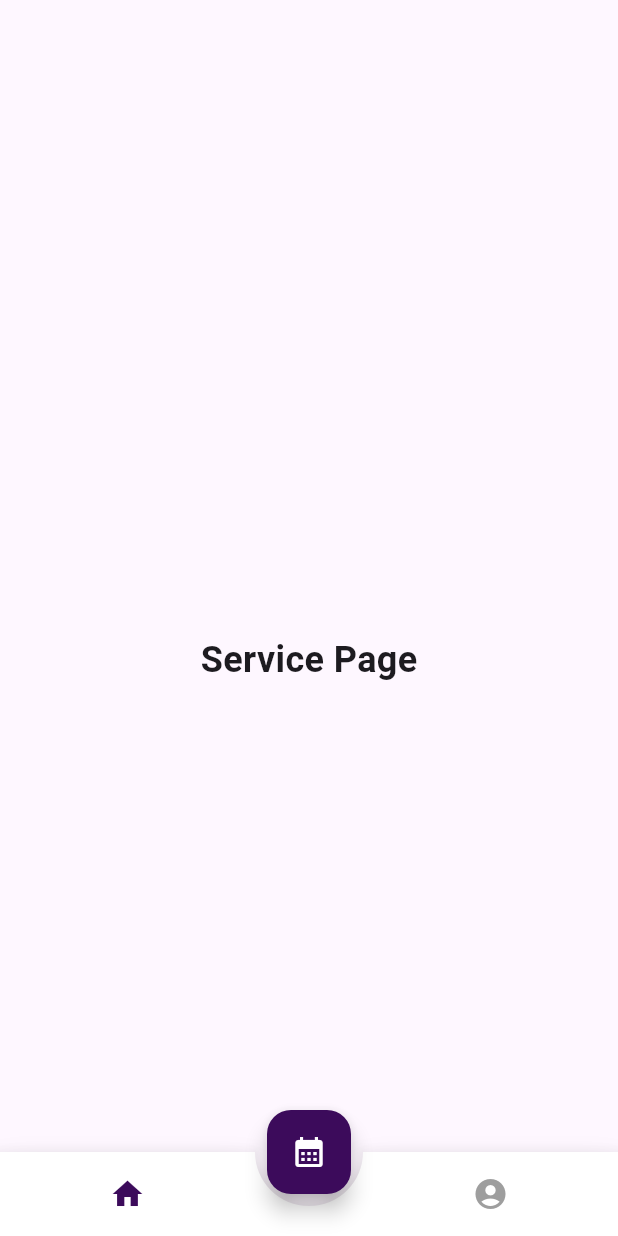
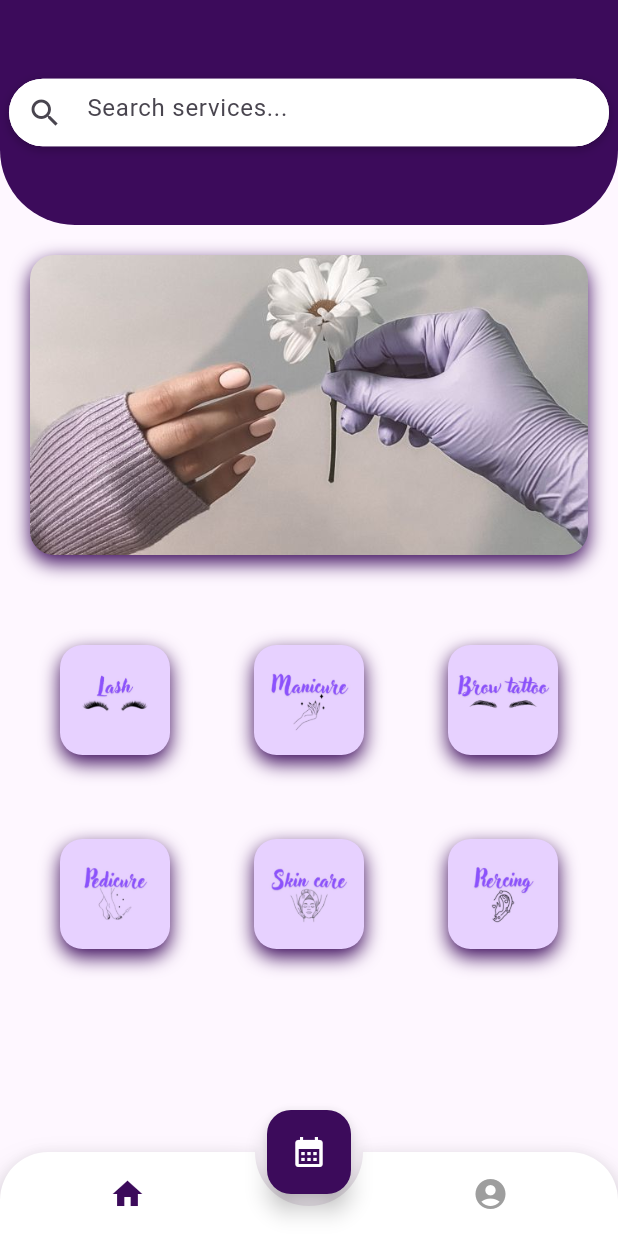
Before and after one commit to xbayarsukh/Picktimee, a Flutter app: the screen it shows after launch, on a phone screen of 412 x 824 dp. Run offline on Flutter 3.47's test engine with Material 3 defaults, Android fonts, the phone set to English and light mode, and no system bars; drawn by our look-alikes of animated_bottom_navigation_bar; our stand-ins replace image_picker.

Commit message:
home yr ni bolson

```diff
--- a/application_frontend/lib/bottom_bar.dart
+++ b/application_frontend/lib/bottom_bar.dart
@@ -11,7 +11,7 @@ class MyApp extends StatelessWidget {
   Widget build(BuildContext context) {
     return MaterialApp(
       debugShowCheckedModeBanner: false,
-      // home: MyHomePage(title: 'Animated Navigation Bottom Bar'),
+      home: MyHomePage(title: 'Animated Navigation Bottom Bar'),
     );
   }
 }
@@ -41,7 +41,6 @@ class _MyHomePageState extends State<MyHomePage> {
   @override
   Widget build(BuildContext context) {
     return Scaffold(
-      appBar: AppBar(title: Text(widget.title)),
       body: _pages[_bottomNavIndex], // Change body based on selected index
       floatingActionButton: FloatingActionButton(
         onPressed: () {
@@ -63,12 +62,18 @@ class _MyHomePageState extends State<MyHomePage> {
         tabBuilder: (int index, bool isActive) {
           final color =
               isActive ? Color.fromARGB(255, 60, 11, 91) : Colors.grey;
-          return Icon(iconList[index], color: color);
+          return Icon(
+            iconList[index],
+            size: 24,
+            color: color,
+          );
         },
         activeIndex: _bottomNavIndex,
+        gapLocation: GapLocation.center,
+        notchSmoothness: NotchSmoothness.verySmoothEdge,
+        leftCornerRadius: 32,
+        rightCornerRadius: 32,
         onTap: (index) => setState(() => _bottomNavIndex = index),
-        gapLocation: GapLocation.center,
-        notchSmoothness: NotchSmoothness.softEdge,
       ),
     );
   }
--- a/application_frontend/lib/edit_profile.dart
+++ b/application_frontend/lib/edit_profile.dart
@@ -83,8 +83,8 @@ class _EditProfilePageState extends State<EditProfilePage> {
                 onPressed: () {
                   if (_formKey.currentState?.validate() ?? false) {
                     // Submit form data
-                    String name = _nameController.text;
-                    String email = _emailController.text;
+                    // String name = _nameController.text;
+                    // String email = _emailController.text;
                     // Perform save operation, such as updating the database or API call
                     ScaffoldMessenger.of(context).showSnackBar(
                       SnackBar(content: Text('Profile updated')),
--- a/application_frontend/lib/profile.dart
+++ b/application_frontend/lib/profile.dart
@@ -13,8 +13,8 @@ class ProfilePage extends StatelessWidget {
           children: [
             CircleAvatar(
               radius: 50,
-              backgroundImage: AssetImage(
-                  'assets/images/profile.jpg'), // Add your image here
+              backgroundImage:
+                  AssetImage('assets/images/1.jpg'), // Add your image here
             ),
             SizedBox(height: 16),
             Text(
--- a/application_frontend/lib/service.dart
+++ b/application_frontend/lib/service.dart
@@ -1,15 +1,164 @@
+import 'dart:async';
 import 'package:flutter/material.dart';
 
-class ServicePage extends StatelessWidget {
+class ServicePage extends StatefulWidget {
+  @override
+  _ServicePageState createState() => _ServicePageState();
+}
+
+class _ServicePageState extends State<ServicePage> {
+  final List<String> sliderImages = [
+    'assets/images/1.jpg',
+    'assets/images/2.jpg',
+    'assets/images/3.jpg',
+  ];
+
+  final List<String> serviceImages = [
+    'assets/images/lash.jpg',
+    'assets/images/manicure.jpg',
+    'assets/images/brow.jpg',
+    'assets/images/pedicure.jpg',
+    'assets/images/skincare.jpg',
+    'assets/images/piercing.jpg',
+  ];
+
+  int _currentIndex = 0;
+  late Timer _timer;
+  TextEditingController _searchController = TextEditingController();
+
+  @override
+  void initState() {
+    super.initState();
+    _startAutoSlide();
+  }
+
+  void _startAutoSlide() {
+    _timer = Timer.periodic(Duration(seconds: 3), (timer) {
+      setState(() {
+        _currentIndex = (_currentIndex + 1) % sliderImages.length;
+      });
+    });
+  }
+
+  @override
+  void dispose() {
+    _timer.cancel();
+    _searchController.dispose();
+    super.dispose();
+  }
+
   @override
   Widget build(BuildContext context) {
     return Scaffold(
-      appBar: AppBar(),
-      body: Center(
-        child: Text(
-          "Service Page",
-          style: TextStyle(fontSize: 24, fontWeight: FontWeight.bold),
-        ),
+      body: Column(
+        children: [
+          Container(
+            height: 150,
+            decoration: BoxDecoration(
+              color: Color.fromARGB(255, 60, 11, 91),
+              borderRadius: BorderRadius.only(
+                bottomLeft: Radius.circular(50),
+                bottomRight: Radius.circular(50),
+              ),
+            ),
+            child: Column(
+              mainAxisAlignment: MainAxisAlignment.center,
+              children: [
+                Padding(
+                  padding: EdgeInsets.all(5),
+                  child: Align(
+                    alignment: Alignment.center,
+                    child: Container(
+                      width: 400,
+                      height: 45,
+                      decoration: BoxDecoration(
+                        color: Colors.white,
+                        borderRadius: BorderRadius.circular(50),
+                        boxShadow: [
+                          BoxShadow(
+                            color: Colors.black26,
+                            blurRadius: 5,
+                            offset: Offset(0, 2),
+                          ),
+                        ],
+                      ),
+                      child: TextField(
+                        controller: _searchController,
+                        decoration: InputDecoration(
+                          hintText: "Search services...",
+                          prefixIcon: Icon(Icons.search),
+                          border: OutlineInputBorder(
+                            borderRadius: BorderRadius.circular(50),
+                            borderSide: BorderSide.none,
+                          ),
+                          filled: true,
+                          fillColor: Colors.white,
+                        ),
+                      ),
+                    ),
+                  ),
+                ),
+              ],
+            ),
+          ),
+          Container(
+            margin: EdgeInsets.all(20),
+            width: double.infinity,
+            height: 200,
+            decoration: BoxDecoration(
+              borderRadius: BorderRadius.circular(16),
+              boxShadow: [
+                BoxShadow(
+                  color: Color.fromARGB(255, 60, 11, 91),
+                  blurRadius: 10,
+                  offset: Offset(0, 5),
+                ),
+              ],
+              image: DecorationImage(
+                image: AssetImage(sliderImages[_currentIndex]),
+                fit: BoxFit.cover,
+              ),
+            ),
+          ),
+          Expanded(
+            child: GridView.builder(
+              padding: EdgeInsets.fromLTRB(20, 20, 20, 40),
+              gridDelegate: SliverGridDelegateWithFixedCrossAxisCount(
+                crossAxisCount: 3,
+                crossAxisSpacing: 16,
+                mainAxisSpacing: 16,
+                childAspectRatio: 1.0,
+              ),
+              itemCount: serviceImages.length,
+              itemBuilder: (context, index) {
+                return GestureDetector(
+                  onTap: () {
+                    print("Image ${index + 1} clicked");
+                  },
+                  child: Container(
+                    margin: EdgeInsets.all(20),
+                    width: 140,
+                    height: 140,
+                    decoration: BoxDecoration(
+                      borderRadius: BorderRadius.circular(15),
+                      boxShadow: [
+                        BoxShadow(
+                          color: Color.fromARGB(255, 60, 11, 91),
+                          blurRadius: 10,
+                          offset: Offset(0, 5),
+                        ),
+                      ],
+                      image: DecorationImage(
+                        image: AssetImage(serviceImages[index]),
+                        fit: BoxFit.cover,
+                      ),
+                    ),
+                  ),
+                );
+              },
+            ),
+          ),
+        ],
       ),
     );
   }
```
Also changed, not shown: application_frontend/pubspec.yaml (+14 -0 lines), application_frontend/assets/images/1.jpg (added), application_frontend/assets/images/2.jpg (added), application_frontend/assets/images/3.jpg (added), application_frontend/assets/images/4.jpg (added), application_frontend/assets/images/5.jpg (added), application_frontend/assets/images/6.jpg (added), application_frontend/assets/images/brow.jpg (added), application_frontend/assets/images/lash.jpg (added), application_frontend/assets/images/manicure.jpg (added), application_frontend/assets/images/pedicure.jpg (added), application_frontend/assets/images/piercing.jpg (added), application_frontend/assets/images/skincare.jpg (added).
